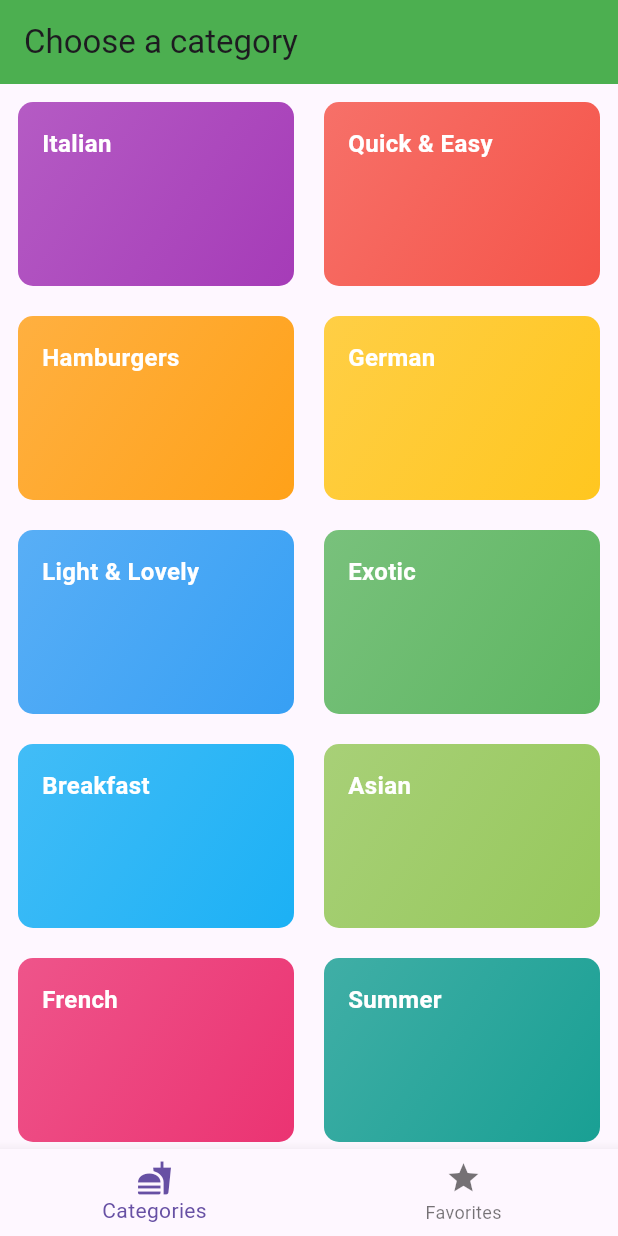
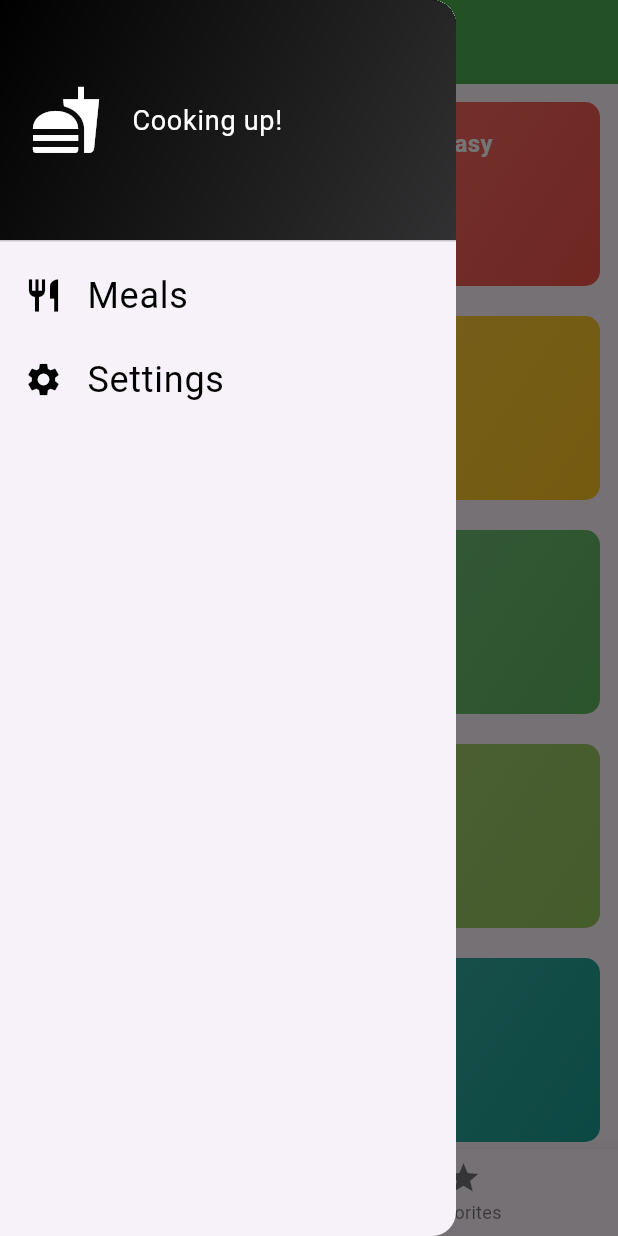
Before and after one commit to suhejbmorina99/flutter_mini_projects, a Flutter app: the screen it shows after launch, with the side drawer open (before the commit the screen has no drawer), on a phone screen of 412 x 824 dp. Run offline on Flutter 3.47's test engine with Material 3 defaults, Android fonts, the phone set to English and light mode, and no system bars; our stand-ins replace google_fonts, transparent_image.

Commit message:
added the drawer in my app

```diff
--- a/meals_app/lib/screens/tabs.dart
+++ b/meals_app/lib/screens/tabs.dart
@@ -2,6 +2,7 @@ import 'package:flutter/material.dart';
 import 'package:meals_app/models/meal.dart';
 import 'package:meals_app/screens/categories.dart';
 import 'package:meals_app/screens/meals.dart';
+import 'package:meals_app/widgets/drawer.dart';
 
 class TabScreen extends StatefulWidget {
   const TabScreen({super.key});
@@ -65,6 +66,7 @@ class _TabScreenState extends State<TabScreen> {
         title: Text(title),
         backgroundColor: Colors.green,
       ),
+      drawer: const MainDrawer(),
       body: activeScreen,
       bottomNavigationBar: BottomNavigationBar(
         onTap: _selectPage,
--- /dev/null
+++ b/meals_app/lib/widgets/drawer.dart
@@ -0,0 +1,63 @@
+import 'package:flutter/material.dart';
+
+class MainDrawer extends StatelessWidget {
+  const MainDrawer({super.key});
+
+  @override
+  Widget build(BuildContext context) {
+    return Drawer(
+      child: Column(
+        children: [
+          DrawerHeader(
+            padding: const EdgeInsets.all(20),
+            decoration: BoxDecoration(
+              gradient: LinearGradient(
+                colors: [Colors.black, Colors.black.withOpacity(0.8)],
+                begin: Alignment.topLeft,
+                end: Alignment.bottomRight,
+              ),
+            ),
+            child: const Row(
+              children: [
+                Icon(
+                  Icons.fastfood,
+                  size: 48,
+                  color: Colors.white,
+                ),
+                SizedBox(width: 20),
+                Text(
+                  'Cooking up!',
+                  style: TextStyle(fontSize: 18, color: Colors.white),
+                ),
+              ],
+            ),
+          ),
+          const ListTile(
+            leading: Icon(
+              Icons.restaurant,
+              size: 26,
+              color: Colors.black,
+            ),
+            title: Text(
+              'Meals',
+              style: TextStyle(fontSize: 24, color: Colors.black),
+            ),
+            // onTap: () {},
+          ),
+          const ListTile(
+            leading: Icon(
+              Icons.settings,
+              size: 26,
+              color: Colors.black,
+            ),
+            title: Text(
+              'Settings',
+              style: TextStyle(fontSize: 24, color: Colors.black),
+            ),
+            // onTap: () {},
+          )
+        ],
+      ),
+    );
+  }
+}
```
